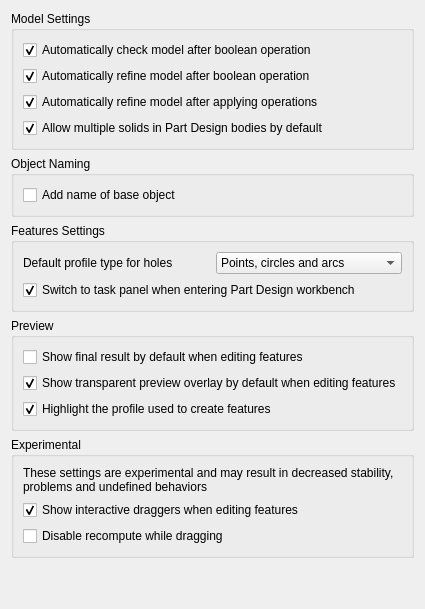
Qt form src/Mod/Part/Gui/DlgSettingsGeneral.ui (tomate44/FreeCAD) before a commit.
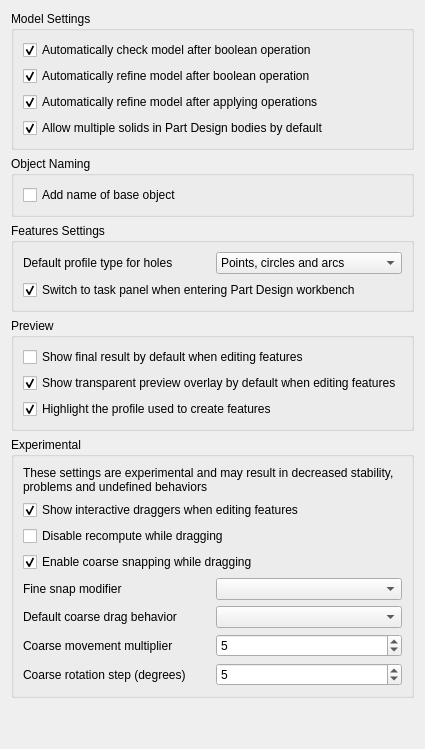
The same form after that commit. Custom widgets are drawn as their Qt base class.

Commit message: Part/Gui: Add configurable gizmo coarse snap and fine modifier

The edit to the form file:
```diff
--- a/src/Mod/Part/Gui/DlgSettingsGeneral.ui
+++ b/src/Mod/Part/Gui/DlgSettingsGeneral.ui
@@ -393,6 +393,133 @@
         </property>
        </widget>
       </item>
+      <item>
+       <widget class="Gui::PrefCheckBox" name="enableCoarseSnap">
+        <property name="text">
+         <string>Enable coarse snapping while dragging</string>
+        </property>
+        <property name="checked">
+         <bool>true</bool>
+        </property>
+        <property name="prefEntry" stdset="0">
+         <cstring>EnableCoarseSnap</cstring>
+        </property>
+        <property name="prefPath" stdset="0">
+         <cstring>Gui/Gizmos</cstring>
+        </property>
+       </widget>
+      </item>
+      <item>
+       <layout class="QHBoxLayout" name="horizontalLayoutFineSnapModifier">
+        <item>
+         <widget class="QLabel" name="labelFineSnapModifier">
+          <property name="text">
+           <string>Fine snap modifier</string>
+          </property>
+         </widget>
+        </item>
+        <item>
+         <widget class="Gui::PrefComboBox" name="fineSnapModifier">
+          <property name="prefEntry" stdset="0">
+           <cstring>FineSnapModifier</cstring>
+          </property>
+          <property name="prefPath" stdset="0">
+           <cstring>Gui/Gizmos</cstring>
+          </property>
+          <property name="prefType" stdset="0">
+           <number>0</number>
+          </property>
+         </widget>
+        </item>
+       </layout>
+      </item>
+      <item>
+       <layout class="QHBoxLayout" name="horizontalLayoutDefaultCoarseDragBehavior">
+        <item>
+         <widget class="QLabel" name="labelDefaultCoarseDragBehavior">
+          <property name="text">
+           <string>Default coarse drag behavior</string>
+          </property>
+         </widget>
+        </item>
+        <item>
+         <widget class="Gui::PrefComboBox" name="defaultCoarseDragBehavior">
+          <property name="toolTip">
+           <string>Determines whether the drag is coarse or fine without holding the modifier key</string>
+          </property>
+          <property name="prefEntry" stdset="0">
+           <cstring>DefaultCoarseDragBehavior</cstring>
+          </property>
+          <property name="prefPath" stdset="0">
+           <cstring>Gui/Gizmos</cstring>
+          </property>
+          <property name="prefType" stdset="0">
+           <number>0</number>
+          </property>
+         </widget>
+        </item>
+       </layout>
+      </item>
+      <item>
+       <layout class="QHBoxLayout" name="horizontalLayoutCoarseLinearSnapMultiplier">
+        <item>
+         <widget class="QLabel" name="labelCoarseLinearSnapMultiplier">
+          <property name="text">
+           <string>Coarse movement multiplier</string>
+          </property>
+         </widget>
+        </item>
+        <item>
+         <widget class="Gui::PrefSpinBox" name="coarseLinearSnapMultiplier">
+          <property name="minimum">
+           <number>1</number>
+          </property>
+          <property name="maximum">
+           <number>100</number>
+          </property>
+          <property name="value">
+           <number>5</number>
+          </property>
+          <property name="prefEntry" stdset="0">
+           <cstring>CoarseLinearSnapMultiplier</cstring>
+          </property>
+          <property name="prefPath" stdset="0">
+           <cstring>Gui/Gizmos</cstring>
+          </property>
+         </widget>
+        </item>
+       </layout>
+      </item>
+      <item>
+       <layout class="QHBoxLayout" name="horizontalLayoutCoarseRotationSnapMultiplier">
+        <item>
+         <widget class="QLabel" name="labelCoarseRotationSnapMultiplier">
+          <property name="text">
+           <string>Coarse rotation step (degrees)</string>
+          </property>
+         </widget>
+        </item>
+        <item>
+         <widget class="Gui::PrefSpinBox" name="coarseRotationSnapMultiplier">
+          <property name="minimum">
+           <number>1</number>
+          </property>
+          <property name="maximum">
+           <number>100</number>
+          </property>
+          <property name="value">
+           <number>5</number>
+          </property>
+          <property name="prefEntry" stdset="0">
+           <cstring>CoarseRotationSnapMultiplier</cstring>
+          </property>
+          <property name="prefPath" stdset="0">
+           <cstring>Gui/Gizmos</cstring>
+          </property>
+         </widget>
+        </item>
+       </layout>
+      </item>
      </layout>
     </widget>
    </item>
@@ -422,6 +549,11 @@
    <extends>QComboBox</extends>
    <header>Gui/PrefWidgets.h</header>
   </customwidget>
+  <customwidget>
+   <class>Gui::PrefSpinBox</class>
+   <extends>QSpinBox</extends>
+   <header>Gui/PrefWidgets.h</header>
+  </customwidget>
  </customwidgets>
  <resources/>
  <connections/>
```
The commit also changes 2 other files.
